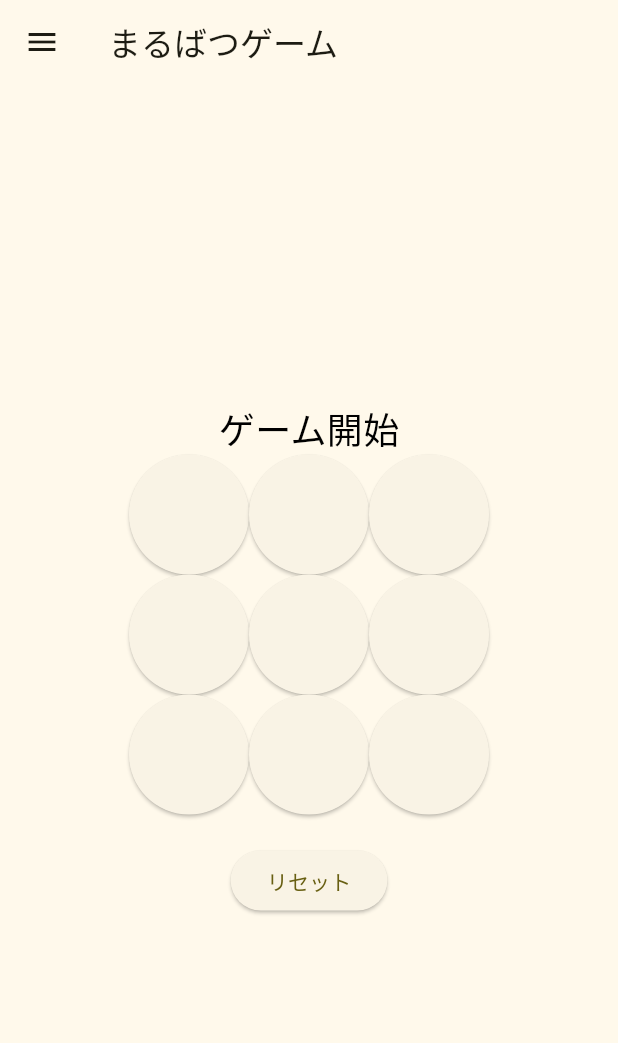
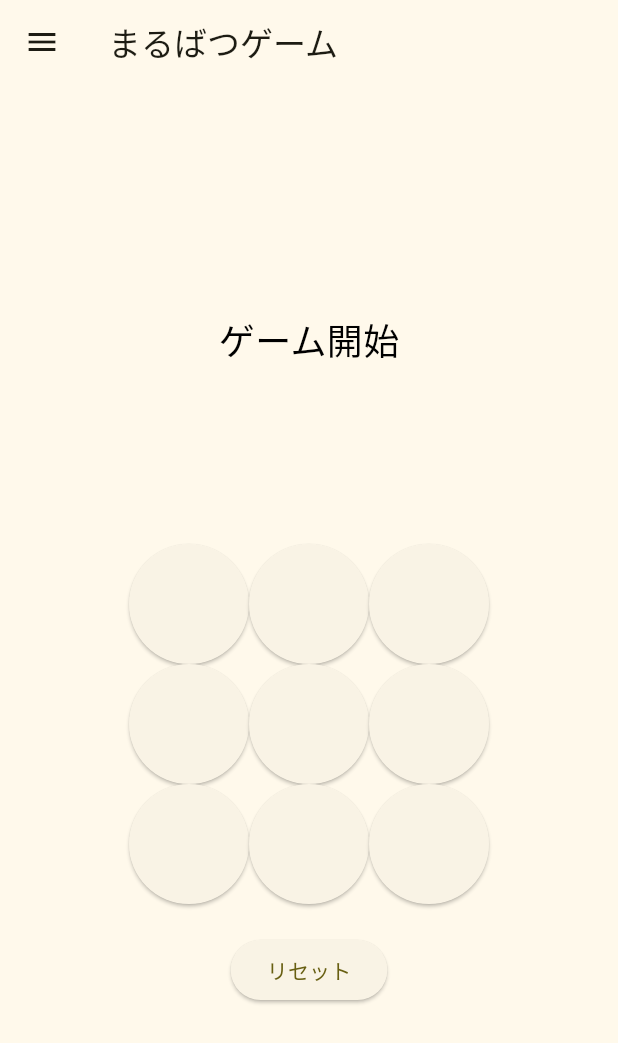
Before and after one commit to yuu123456/flutter_maru_batsu_game, a Flutter app: the screen it shows after launch, on a phone screen of 412 x 824 dp. Shown: the top 1043 px of the screen. Run offline on Flutter 3.47's test engine with Material 2 defaults, Android fonts, the light colour scheme and no system bars; our stand-ins replace flutter_riverpod, freezed_annotation, riverpod_annotation; generated files the repository leaves out were written again.

Commit message:
Viewサイズが変わっても他のViewに影響しないように修正

```diff
--- a/lib/Views/game_view.dart
+++ b/lib/Views/game_view.dart
@@ -17,10 +17,13 @@ class GameView extends ConsumerWidget {
         child: Column(
           mainAxisSize: MainAxisSize.min,
           children: [
-            GameStatusView(),
+            Spacer(),
+            Expanded(child: GameStatusView()),
+            // Spacer(),
             GameBoardView(),
             SizedBox(height: 20),
             GameResetButton(),
+            Spacer(),
           ],
         ),
       ),
```
